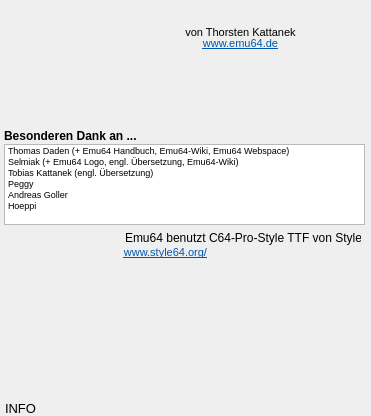
ThKattanek/emu64, file info_window.ui: the form before one commit.
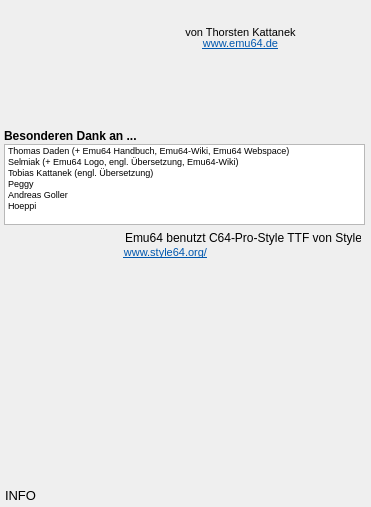
The form after the commit. Icons and pictures are not drawn.

Commit message: [ticket#16] Neue Grafik in InfoFenster eingefügt. --> Neu FFMPEG Logo !

Patch:
```diff
--- a/info_window.ui
+++ b/info_window.ui
@@ -7,7 +7,7 @@
     <x>0</x>
     <y>0</y>
     <width>371</width>
-    <height>416</height>
+    <height>507</height>
    </rect>
   </property>
   <property name="windowTitle">
@@ -37,7 +37,7 @@
      <x>5</x>
      <y>285</y>
      <width>361</width>
-     <height>113</height>
+     <height>200</height>
     </rect>
    </property>
    <property name="styleSheet">
@@ -48,7 +48,7 @@
    <property name="geometry">
     <rect>
      <x>5</x>
-     <y>400</y>
+     <y>487</y>
      <width>351</width>
      <height>17</height>
     </rect>
```
Left out of the diff: 2 changed lines with no effect on the pictures. The commit also changes 3 other files.
